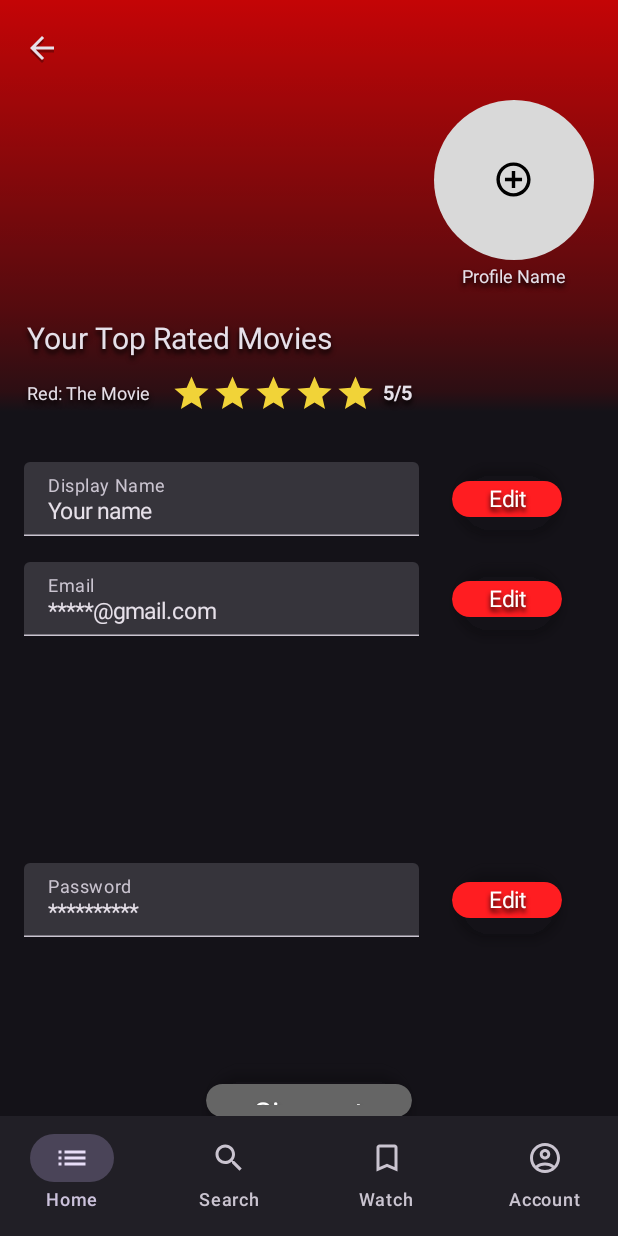
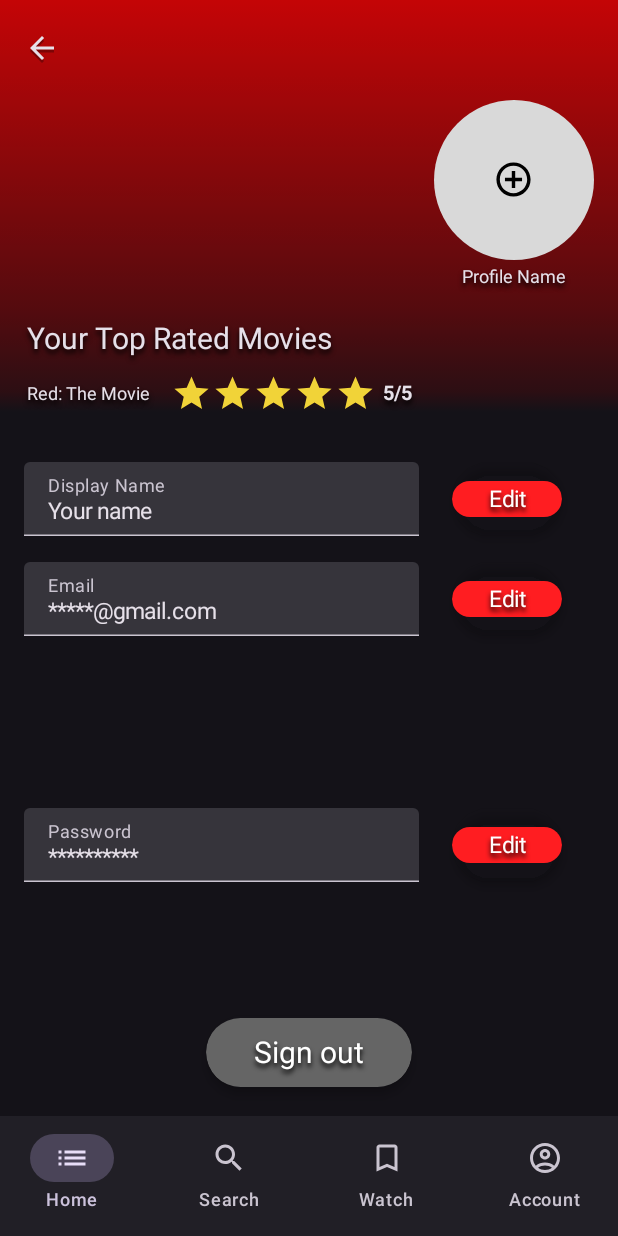
Before and after one commit to nikguin04/UX62550, an Android app built with Jetpack Compose: the ProfileScreen screen opened through its navigation route, on a phone screen of 412 x 824 dp. Run offline under Robolectric (Android 15) with nearby library versions, the phone set to English and light mode, and no system bars.

Commit message:
Fixed alignment of sign out button on profilescreen

```diff
--- a/app/src/main/java/com/niklas/ux62550/ui/screen_profile/ProfileScreen.kt
+++ b/app/src/main/java/com/niklas/ux62550/ui/screen_profile/ProfileScreen.kt
@@ -142,10 +142,15 @@ fun ProfileScreen (
             ProfileAttribute("Display Name", nameValueTemp)
             Box(Modifier.size(0.dp, figmaPxToDp_w(15f)))
             ProfileAttribute("Email", emailValueTemp)
-            Box(Modifier.size(0.dp, figmaPxToDp_w(132f)))
+            Box(Modifier.size(0.dp, figmaPxToDp_w(100f)))
             ProfileAttribute("Password", passwordValueTemp)
-            Box(Modifier.size(0.dp, figmaPxToDp_w(85f)))
+            //Box(Modifier.size(0.dp, figmaPxToDp_w(85f)))
 
+            Row (
+                modifier = Modifier.fillMaxSize().padding(0.dp,0.dp,0.dp,20.dp),
+                verticalAlignment = Alignment.Bottom,
+                horizontalArrangement = Arrangement.Center
+            ) {
                 Button(
                     onClick = { onNavigateToLoginRegister("Sign out") },
                     colors = ButtonDefaults.buttonColors(
@@ -154,6 +159,7 @@ fun ProfileScreen (
                     modifier = Modifier
                         .size(figmaPxToDp_w(120f), figmaPxToDp_w(40f))
                         .shadow(elevation = 4.dp, shape = ButtonDefaults.shape)
+
                 ) {
                     Text(
                         text = "Sign out",
@@ -161,6 +167,8 @@ fun ProfileScreen (
                         style = TextStyle(fontSize = 20.sp, shadow = textShadow)
                     )
                 }
+            }
+
 
 
         }
```
Lines whose indentation alone changed are shown as unchanged.
